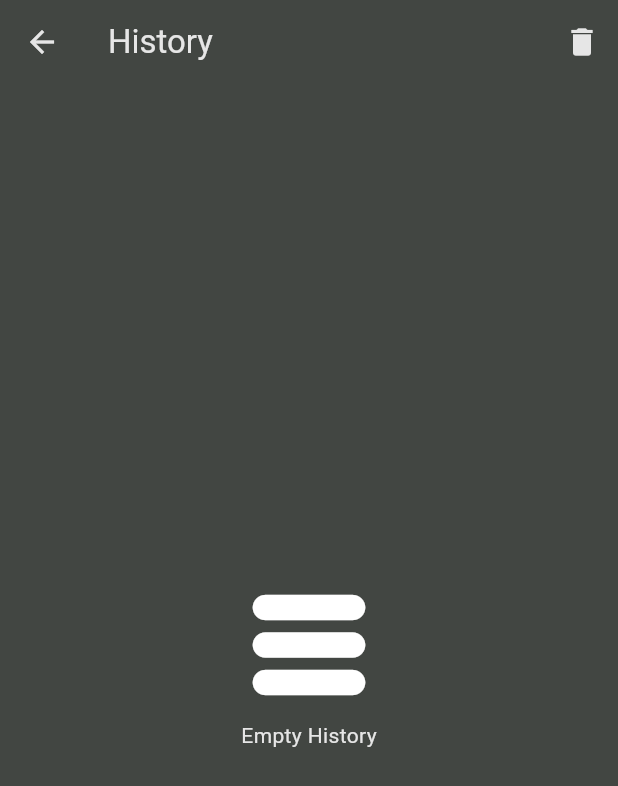
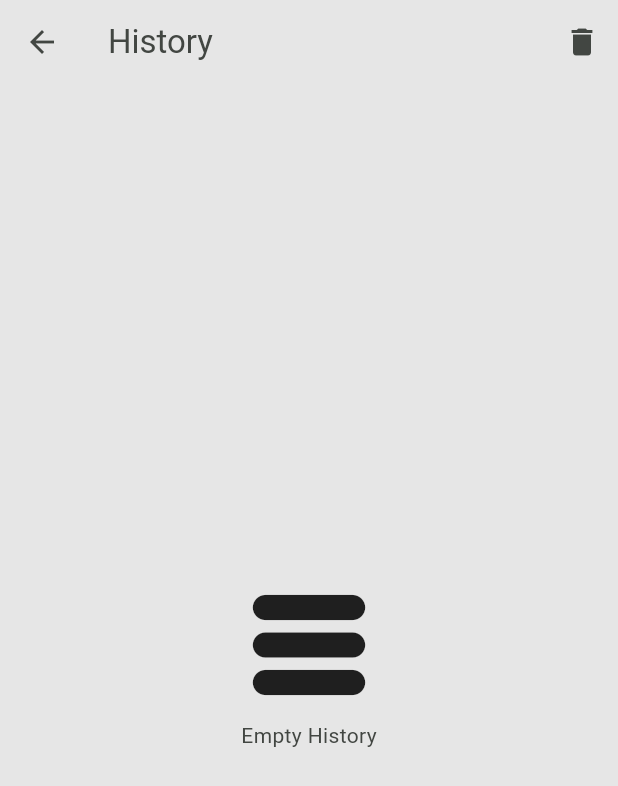
Before and after one commit to Ahmed-Khaled-ibrahem/mokarabia, a Flutter app: the HomeScreen screen opened directly, after a tap on the "add circle" icon, after a tap on "History", on a phone screen of 412 x 824 dp. Shown: the top 786 px of the screen. Run offline on Flutter 3.47's test engine with Material 2 defaults, Android fonts, the phone set to English and light mode, and no system bars; our stand-ins replace dio, firebase_core, firebase_database, firebase_messaging, flashy_tab_bar2, flutter_bloc and 4 more; accounts and stored records are empty.

Commit message:
login theme

```diff
--- a/lib/main.dart
+++ b/lib/main.dart
@@ -47,7 +47,7 @@ class MyApp extends StatelessWidget {
         debugShowCheckedModeBanner: false,
         theme: lightTheme,
         darkTheme: darkTheme,
-        themeMode: ThemeMode.dark,
+        themeMode: ThemeMode.light,
         home: loginState == LoginState.user?  HomeScreen():
               loginState == LoginState.admin? AdminHomeScreen():
               LoginScreen(),
--- a/lib/view/layout/login/login_screen.dart
+++ b/lib/view/layout/login/login_screen.dart
@@ -65,7 +65,7 @@ class LoginScreen extends StatelessWidget {
           return shouldPop!;
         },
         child: Scaffold(
-            backgroundColor: Theme.of(context).colorScheme.primary,
+            backgroundColor: Theme.of(context).colorScheme.onPrimary,
             body: SafeArea(
               child: SingleChildScrollView(
                 child: Column(
@@ -91,7 +91,8 @@ class LoginScreen extends StatelessWidget {
                       margin: const EdgeInsets.all(20),
                       decoration: BoxDecoration(
                           borderRadius: BorderRadius.circular(10),
-                          color: Colors.white.withOpacity(0.3)),
+                          color: Theme.of(context).colorScheme.onBackground.withOpacity(0.3)
+                      ),
                       child: Column(
                         children: [
                           Form(
@@ -113,11 +114,11 @@ class LoginScreen extends StatelessWidget {
                                   }
                                   return null;
                                 },
-                                decoration: const InputDecoration(
-                                  icon: Icon(Icons.person_pin_rounded),
+                                decoration:  InputDecoration(
+                                  icon: const Icon(Icons.person_pin_rounded),
                                   labelText: 'Name',
                                   labelStyle: TextStyle(
-                                    color: Color(0xFF6200EE),
+                                    color:Theme.of(context).colorScheme.primary,
                                   ),
                                   helperText: 'your name to be sent with the orders',
                                 ),
@@ -207,8 +208,8 @@ class LoginScreen extends StatelessWidget {
                                   child: obsecure? const Icon(Icons.visibility_off):const Icon(Icons.visibility)),
                               icon: const Icon(Icons.password),
                               labelText: 'Password',
-                              labelStyle: const TextStyle(
-                                color: Color(0xFF6200EE),
+                              labelStyle:  TextStyle(
+                                color: Theme.of(context).colorScheme.primary,
                               ),
                             ),
                           ),
--- a/lib/view/resources/theme/app_theme.dart
+++ b/lib/view/resources/theme/app_theme.dart
@@ -30,8 +30,8 @@ ThemeData lightTheme = ThemeData(
   colorScheme: ColorScheme.light(
     brightness: Brightness.light,
 
-    primary: AppColors.orange,
-    onPrimary: AppColors.black,
+    primary: AppColors.cubColor1,
+    onPrimary: AppColors.white,
     inversePrimary: AppColors.lightBrown,
 
     background: AppColors.white,
@@ -97,7 +97,7 @@ ThemeData darkTheme = ThemeData(
     elevatedButtonTheme: ElevatedButtonThemeData(
         style: ButtonStyle(
             foregroundColor: MaterialStateProperty.all(AppColors.white),
-            backgroundColor: MaterialStateProperty.all(AppColors.cubColor1)
+            backgroundColor: MaterialStateProperty.all(AppColors.orange)
         )
     ),
 
@@ -108,6 +108,7 @@ ThemeData darkTheme = ThemeData(
         color: AppColors.white
       ),
       // surfaceTintColor: AppColors.red.withOpacity(1)
-    )
+    ),
+
 
 );
```
